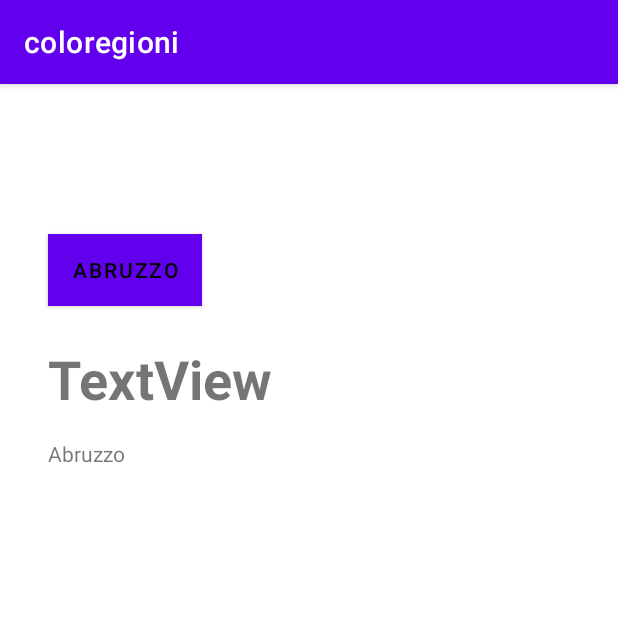
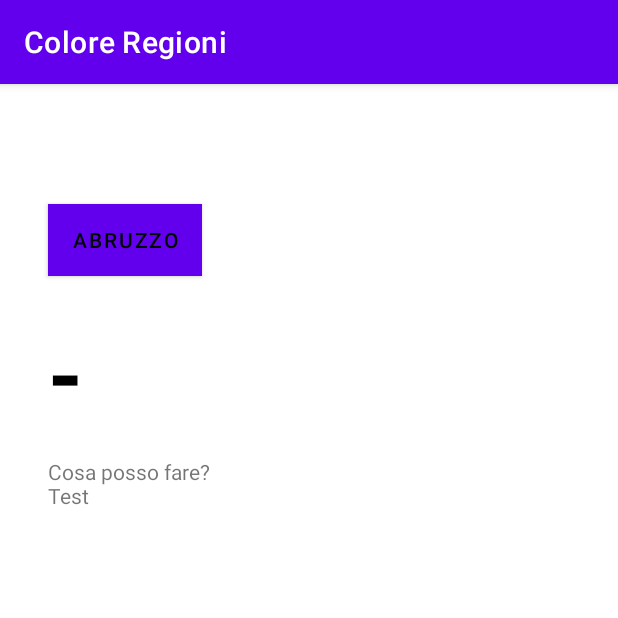
Before and after one commit to NiccoloSegato/coloregioni, an Android app: the screen it shows after launch (MainActivity), on a phone screen of 412 x 824 dp, the top half of it. Run offline under Robolectric (Android 15) with nearby library versions, the light colour scheme and no system bars; our stand-ins replace AdMob, Firebase (no records; nobody signed in at launch, a user with empty details on screens opened directly); 2 statements that could not run were skipped.

Commit message:
New banner, completed for all regions

```diff
--- a/app/build.gradle
+++ b/app/build.gradle
@@ -36,6 +36,7 @@ dependencies {
     implementation 'com.google.android.material:material:1.1.0'
     implementation 'androidx.constraintlayout:constraintlayout:1.1.3'
     implementation 'com.google.firebase:firebase-database:19.6.0'
+    implementation 'com.google.firebase:firebase-ads:19.6.0'
     testImplementation 'junit:junit:4.+'
     androidTestImplementation 'androidx.test.ext:junit:1.1.1'
     androidTestImplementation 'androidx.test.espresso:espresso-core:3.2.0'
--- a/app/src/main/AndroidManifest.xml
+++ b/app/src/main/AndroidManifest.xml
@@ -20,6 +20,10 @@
                 <category android:name="android.intent.category.LAUNCHER" />
             </intent-filter>
         </activity>
+        <meta-data
+            android:name="com.google.android.gms.ads.APPLICATION_ID"
+            android:value="ca-app-pub-6620343870941775~7677662934"/>
+
     </application>
 
 </manifest>
--- a/app/src/main/java/it/niccolosegato/coloregioni/BackgroundWorker.java
+++ b/app/src/main/java/it/niccolosegato/coloregioni/BackgroundWorker.java
@@ -36,10 +36,12 @@ public class BackgroundWorker extends AsyncTask {
 
     private TextView mainColorE;
     private View mainView;
+    private TextView subText;
 
-    BackgroundWorker(Context context, TextView mainColor, View mainView) {
+    BackgroundWorker(Context context, TextView mainColor, View mainView, TextView subText) {
         mainColorE = mainColor;
         this.mainView = mainView;
+        this.subText = subText;
     }
 
     @Override
@@ -78,15 +80,19 @@ public class BackgroundWorker extends AsyncTask {
         switch (result.toString()){
             case "Zona Gialla":
                 mainView.setBackgroundColor(Color.YELLOW);
+                subText.setText(R.string.cosaG);
                 break;
             case "Zona Arancione":
                 mainView.setBackgroundColor(Color.GREEN);
+                subText.setText(R.string.cosaA);
                 break;
             case "Zona Rossa":
                 mainView.setBackgroundColor(Color.RED);
+                subText.setText(R.string.cosaR);
                 break;
             default:
                 mainView.setBackgroundColor(Color.WHITE);
+                subText.setText(R.string.cosaE);
                 break;
         }
     }
--- a/app/src/main/java/it/niccolosegato/coloregioni/MainActivity.java
+++ b/app/src/main/java/it/niccolosegato/coloregioni/MainActivity.java
@@ -12,6 +12,8 @@ import android.view.View;
 import android.widget.Button;
 import android.widget.TextView;
 
+import com.google.android.gms.ads.AdRequest;
+import com.google.android.gms.ads.AdView;
 import com.google.android.gms.tasks.OnCompleteListener;
 import com.google.android.gms.tasks.Task;
 import com.google.firebase.database.DataSnapshot;
@@ -34,6 +36,8 @@ public class MainActivity extends AppCompatActivity {
     protected TextView mainText;
     protected TextView subText;
 
+    private AdView mAdView;
+
     @Override
     protected void onCreate(Bundle savedInstanceState) {
         super.onCreate(savedInstanceState);
@@ -41,6 +45,11 @@ public class MainActivity extends AppCompatActivity {
 
         SharedPreferences pref = getApplicationContext().getSharedPreferences("coloregioni", 0); // 0 - for private mode
         String regionePref = pref.getString("REGIONE", "Abruzzo");
+
+        mAdView = findViewById(R.id.adView);
+
+        AdRequest adRequest = new AdRequest.Builder().build();
+        mAdView.loadAd(adRequest);
 
         regioneBtn = (Button) findViewById(R.id.regione);
         mainView = (View) findViewById(R.id.mainView);
@@ -59,6 +68,6 @@ public class MainActivity extends AppCompatActivity {
 
     protected void changeColor(String regione){
         subText.setText(regione);
-        new BackgroundWorker(this, mainText, mainView).execute(regione);
+        new BackgroundWorker(this, mainText, mainView, subText).execute(regione);
     }
 }
--- a/app/src/main/java/it/niccolosegato/coloregioni/RegionActivity.java
+++ b/app/src/main/java/it/niccolosegato/coloregioni/RegionActivity.java
@@ -6,6 +6,9 @@ import android.content.Intent;
 import android.content.SharedPreferences;
 import android.os.Bundle;
 import android.widget.Button;
+
+import com.google.android.gms.ads.AdRequest;
+import com.google.android.gms.ads.AdView;
 
 import java.util.prefs.Preferences;
 
@@ -62,8 +65,6 @@ public class RegionActivity extends AppCompatActivity {
         umbria = (Button) findViewById(R.id.umbria);
         valle = (Button) findViewById(R.id.valle);
         veneto = (Button) findViewById(R.id.veneto);
-
-
 
         abruzzo.setOnClickListener(v -> {
             editor.putString("REGIONE", "Abruzzo");
--- a/app/src/main/res/layout/activity_main.xml
+++ b/app/src/main/res/layout/activity_main.xml
@@ -12,7 +12,7 @@
         android:layout_width="wrap_content"
         android:layout_height="wrap_content"
         android:layout_marginStart="32dp"
-        android:layout_marginTop="100dp"
+        android:layout_marginTop="80dp"
         android:background="@color/white"
         android:backgroundTint="@color/white"
         android:text="Button"
@@ -22,13 +22,16 @@
 
     <TextView
         android:id="@+id/mainColor"
-        android:layout_width="wrap_content"
+        android:layout_width="0dp"
         android:layout_height="wrap_content"
         android:layout_marginStart="32dp"
         android:layout_marginTop="24dp"
-        android:text="TextView"
-        android:textSize="36sp"
+        android:layout_marginEnd="32dp"
+        android:text="-"
+        android:textColor="@color/black"
+        android:textSize="60sp"
         android:textStyle="bold"
+        app:layout_constraintEnd_toEndOf="parent"
         app:layout_constraintStart_toStartOf="parent"
         app:layout_constraintTop_toBottomOf="@+id/regione" />
 
@@ -42,4 +45,15 @@
         app:layout_constraintStart_toStartOf="parent"
         app:layout_constraintTop_toBottomOf="@+id/mainColor" />
 
+    <com.google.android.gms.ads.AdView
+        xmlns:ads="http://schemas.android.com/apk/res-auto"
+        android:id="@+id/adView"
+        android:layout_width="match_parent"
+        android:layout_height="wrap_content"
+        ads:adUnitId="ca-app-pub-6620343870941775/7486091241"
+        ads:adSize="BANNER"
+        app:layout_constraintBottom_toBottomOf="parent"
+        app:layout_constraintEnd_toEndOf="parent"
+        app:layout_constraintStart_toStartOf="parent" />
+
 </androidx.constraintlayout.widget.ConstraintLayout>
--- a/app/src/main/res/values/strings.xml
+++ b/app/src/main/res/values/strings.xml
@@ -1,3 +1,8 @@
 <resources>
-    <string name="app_name">coloregioni</string>
+    <string name="app_name">Colore Regioni</string>
+    <string name="banner_ad_unit_id">ca-app-pub-6620343870941775/7486091241</string>
+    <string name="cosaG">Cosa posso fare?\nIIn zona gialla è possibile</string>
+    <string name="cosaA">Cosa posso fare?\nTest</string>
+    <string name="cosaR">Cosa posso fare?\nTest</string>
+    <string name="cosaE">Cosa posso fare?\nTest</string>
 </resources>
```
